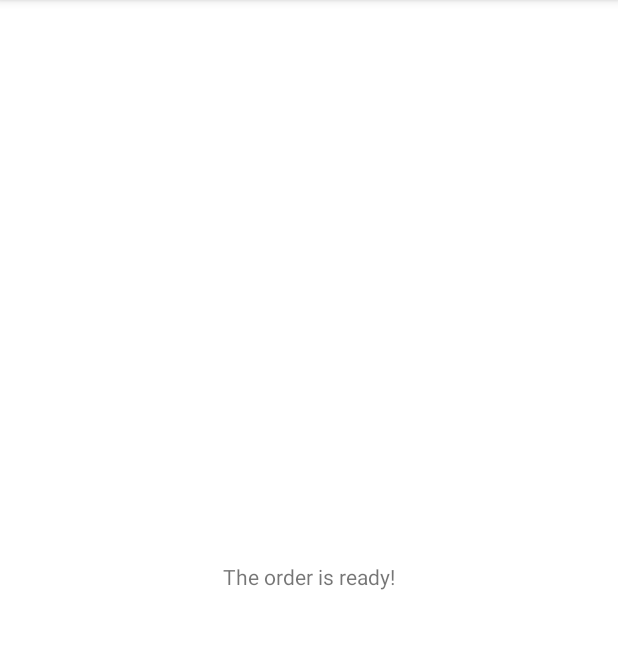
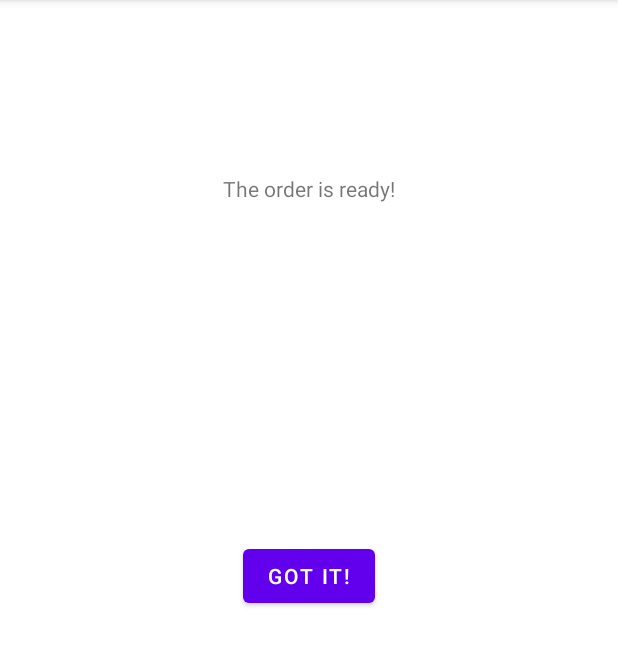
Before and after one commit to lotanaharoni/PostPc_Ex7, an Android app: the ReadyOrderActivity screen opened directly, with no data from a screen before it, on a phone screen of 412 x 824 dp, the part 84-750 px from its top. Run offline under Robolectric (Android 15) with nearby library versions, the phone set to English and light mode, and no system bars; our stand-ins replace Firebase (no records; nobody signed in at launch, a user with empty details on screens opened directly).

Commit message:
Switch in MainActivity and finished ReadyOrderActivity

```diff
--- a/app/src/main/java/com/example/ex7_postpc/MyLocalDb.java
+++ b/app/src/main/java/com/example/ex7_postpc/MyLocalDb.java
@@ -64,7 +64,7 @@ public class MyLocalDb {
         deleteSp();
     }
 
-    private void deleteSp(){
+    public void deleteSp(){
         Gson gson = new Gson();
         SharedPreferences.Editor editor = sp.edit();
         editor.clear();
--- a/app/src/main/java/com/example/ex7_postpc/ReadyOrderActivity.java
+++ b/app/src/main/java/com/example/ex7_postpc/ReadyOrderActivity.java
@@ -1,14 +1,59 @@
 package com.example.ex7_postpc;
 
+import android.content.Intent;
 import android.os.Bundle;
+import android.widget.Button;
+import android.widget.Toast;
 
 import androidx.appcompat.app.AppCompatActivity;
 
+import com.google.android.gms.tasks.OnSuccessListener;
+import com.google.firebase.firestore.DocumentSnapshot;
+import com.google.firebase.firestore.FirebaseFirestore;
+
 public class ReadyOrderActivity extends AppCompatActivity {
+
+    Button gotItButton;
+    Order currentOrder;
+    FirebaseFirestore firestore;
+    MyLocalDb myLocalDb = null;
+    String currentId;
 
     @Override
     public void onCreate(Bundle savedInstanceState) {
         super.onCreate(savedInstanceState);
         setContentView(R.layout.activity_ready_order);
+
+        if (myLocalDb == null){
+            myLocalDb = MyAppActivity.getLocalDb();
+        }
+
+        gotItButton = findViewById(R.id.gotItButton);
+
+        currentId = myLocalDb.loadFromLocal();
+        firestore = myLocalDb.getFirestore();
+        firestore.collection("orders").document(currentId).get()
+                .addOnSuccessListener(new OnSuccessListener<DocumentSnapshot>() {
+                    @Override
+                    public void onSuccess(DocumentSnapshot documentSnapshot) {
+                        currentOrder = documentSnapshot.toObject(Order.class);
+                    }
+                });
+
+        gotItButton.setOnClickListener(view -> {
+            currentOrder.setStatus("done");
+                firestore.collection("orders").document(currentOrder.getId()).set(currentOrder)
+                        .addOnSuccessListener(new OnSuccessListener<Void>() {
+                            @Override
+                            public void onSuccess(Void unused) {
+                                Toast.makeText(ReadyOrderActivity.this,
+                                        "Got it! you are welcome to order another one!", Toast.LENGTH_SHORT).show();
+                                myLocalDb.deleteSp();
+                                Intent newIntent = new Intent(ReadyOrderActivity.this, MainActivity.class);
+                                startActivity(newIntent);
+                                finish();
+                            }
+                        });
+            });
     }
 }
--- a/app/src/main/res/layout/activity_ready_order.xml
+++ b/app/src/main/res/layout/activity_ready_order.xml
@@ -13,5 +13,16 @@
         app:layout_constraintBottom_toBottomOf="parent"
         app:layout_constraintEnd_toEndOf="parent"
         app:layout_constraintStart_toStartOf="parent"
+        app:layout_constraintTop_toTopOf="parent"
+        app:layout_constraintVertical_bias="0.155" />
+
+    <Button
+        android:id="@+id/gotItButton"
+        android:layout_width="wrap_content"
+        android:layout_height="wrap_content"
+        android:text="@string/got_it_after_ready"
+        app:layout_constraintBottom_toBottomOf="parent"
+        app:layout_constraintEnd_toEndOf="parent"
+        app:layout_constraintStart_toStartOf="parent"
         app:layout_constraintTop_toTopOf="parent" />
 </androidx.constraintlayout.widget.ConstraintLayout>
--- a/app/src/main/res/values/strings.xml
+++ b/app/src/main/res/values/strings.xml
@@ -12,4 +12,5 @@
     <string name="order_in_progress_title">Your order is in progress</string>
     <string name="order_in_progress_text">Just few more moments and your sandwich is ready!</string>
     <string name="order_is_ready">The order is ready!</string>
+    <string name="got_it_after_ready">Got it!</string>
 </resources>
```
Also changed, not shown: app/src/main/java/com/example/ex7_postpc/MainActivity.java (+16 -11 lines).
